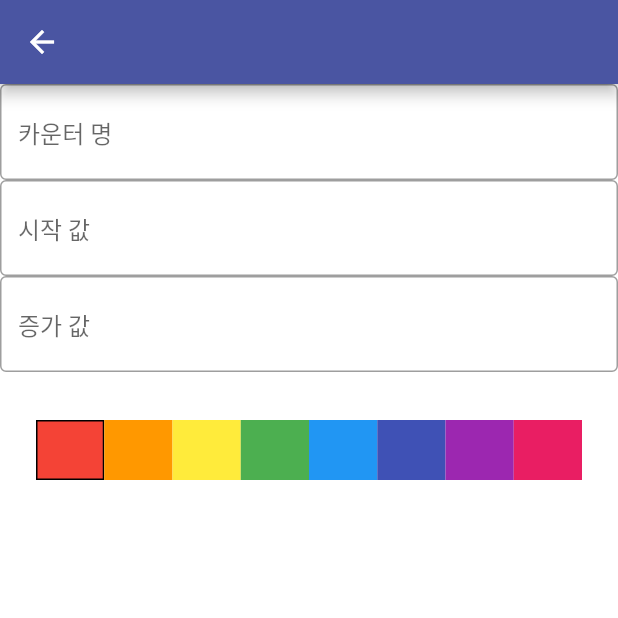
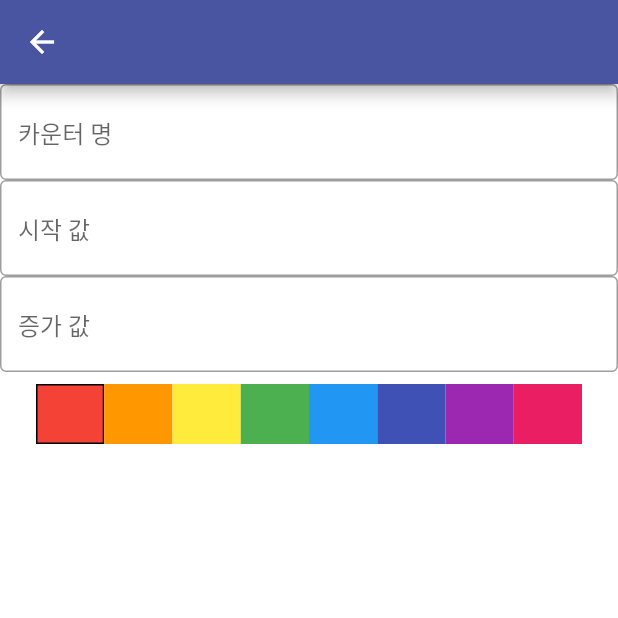
Before and after one commit to KimHyungSik/isCounter, a Flutter app: the AddCounterScreen screen opened by its route, on a phone screen of 412 x 824 dp, the top half of it. Run offline on Flutter 3.47's test engine with Material 2 defaults, Android fonts, the phone set to English and light mode, and no system bars; our stand-ins replace shared_preferences; accounts and stored records are empty.

Commit message:
Color Padding 수정

```diff
--- a/lib/presentation/common/color_picker.dart
+++ b/lib/presentation/common/color_picker.dart
@@ -24,7 +24,7 @@ class ColorPicker extends StatelessWidget {
   @override
   Widget build(BuildContext context) {
     return Padding(
-      padding: const EdgeInsets.symmetric(horizontal: 24, vertical: 32),
+      padding: const EdgeInsets.symmetric(horizontal: 24, vertical: 8),
       child: Row(
         children: colors.asMap().entries.map((entry) {
           return Flexible(
```
Also changed, not shown: lib/presentation/addcounter/add_counter_screen.dart (+13 -2 lines).
